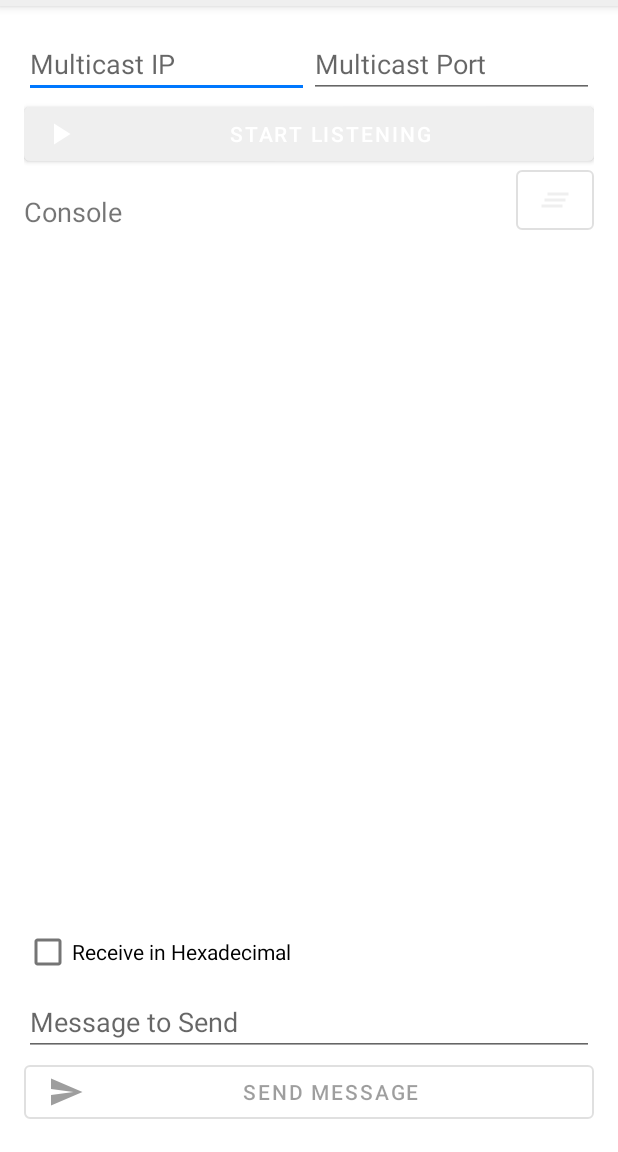
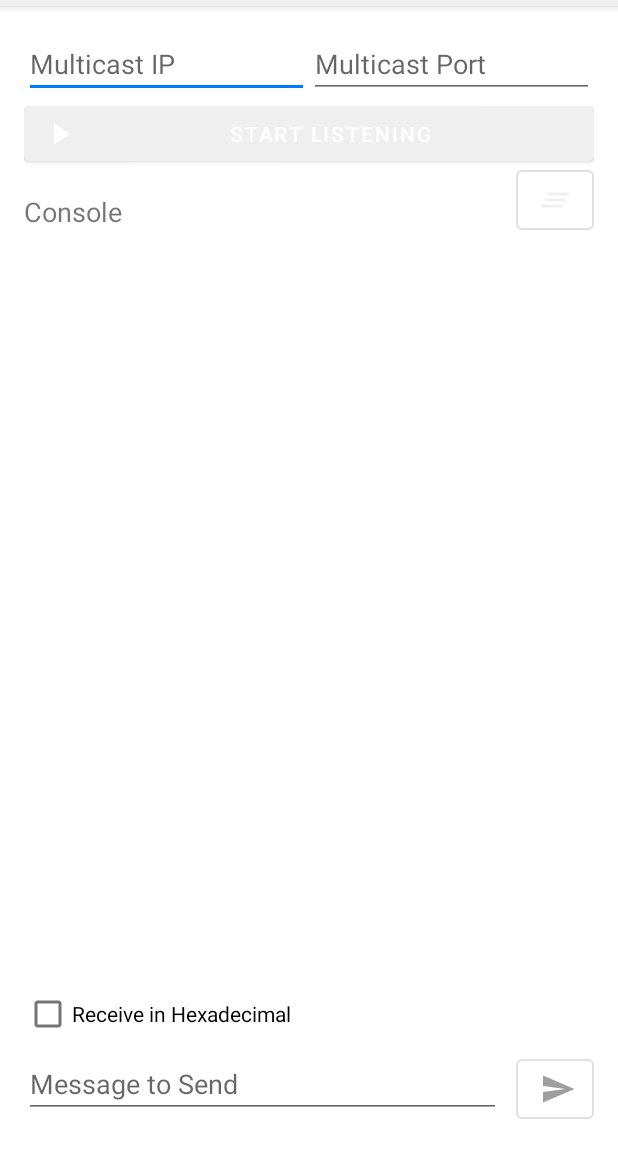
Before and after one commit to MitchTalmadge/Multicast-Tester, an Android app: the screen it shows after launch (MainActivity), on a phone screen of 412 x 824 dp, the part 84-1236 px from its top. Run offline under Robolectric (Android 15) with nearby library versions, the light colour scheme and no system bars.

Commit message:
Move send button alongside text entry box.

```diff
--- a/app/src/main/res/layout/fragment_console.xml
+++ b/app/src/main/res/layout/fragment_console.xml
@@ -36,7 +36,7 @@
 
     </LinearLayout>
 
-    <com.google.android.material.button.MaterialButton
+    <Button
         android:id="@+id/startListeningButton"
         style="@style/Widget.MaterialComponents.Button.Icon"
         android:layout_width="fill_parent"
@@ -52,6 +52,7 @@
             android:layout_width="wrap_content"
             android:layout_height="wrap_content"
             android:layout_alignParentBottom="true"
+            android:layout_alignParentStart="true"
             android:text="@string/console"
             android:textSize="18sp" />
 
@@ -60,7 +61,7 @@
             style="@style/Widget.MaterialComponents.Button.OutlinedButton"
             android:layout_width="52dp"
             android:layout_height="40dp"
-            android:layout_alignParentRight="true"
+            android:layout_alignParentEnd="true"
             android:insetLeft="0dp"
             android:insetTop="0dp"
             android:insetRight="0dp"
@@ -92,20 +93,31 @@
         android:checked="false"
         android:text="@string/receive_in_hexadecimal" />
 
+    <LinearLayout
+        android:layout_width="match_parent"
+        android:layout_height="wrap_content"
+        android:orientation="horizontal"
+        android:baselineAligned="false">
         <EditText
             android:id="@+id/messageToSend"
-        android:layout_width="fill_parent"
+            android:layout_width="0dp"
             android:layout_height="wrap_content"
+            android:layout_weight="1"
             android:hint="@string/message_to_send"
-        android:maxLength="256" />
+            android:scrollbars="vertical"
+            android:maxLength="256"
+            android:maxLines="4"/>
 
         <Button
             android:id="@+id/sendMessageButton"
             style="@style/Widget.MaterialComponents.Button.OutlinedButton"
-        android:layout_width="match_parent"
-        android:layout_height="wrap_content"
+            android:layout_width="52dp"
+            android:layout_height="52dp"
+            android:layout_marginStart="10dp"
             android:enabled="false"
-        android:text="@string/send_message"
+            android:layout_gravity="bottom"
             app:icon="@drawable/ic_send" />
+    </LinearLayout>
+
 
 </LinearLayout>
```
Lines whose indentation alone changed are shown as unchanged.
